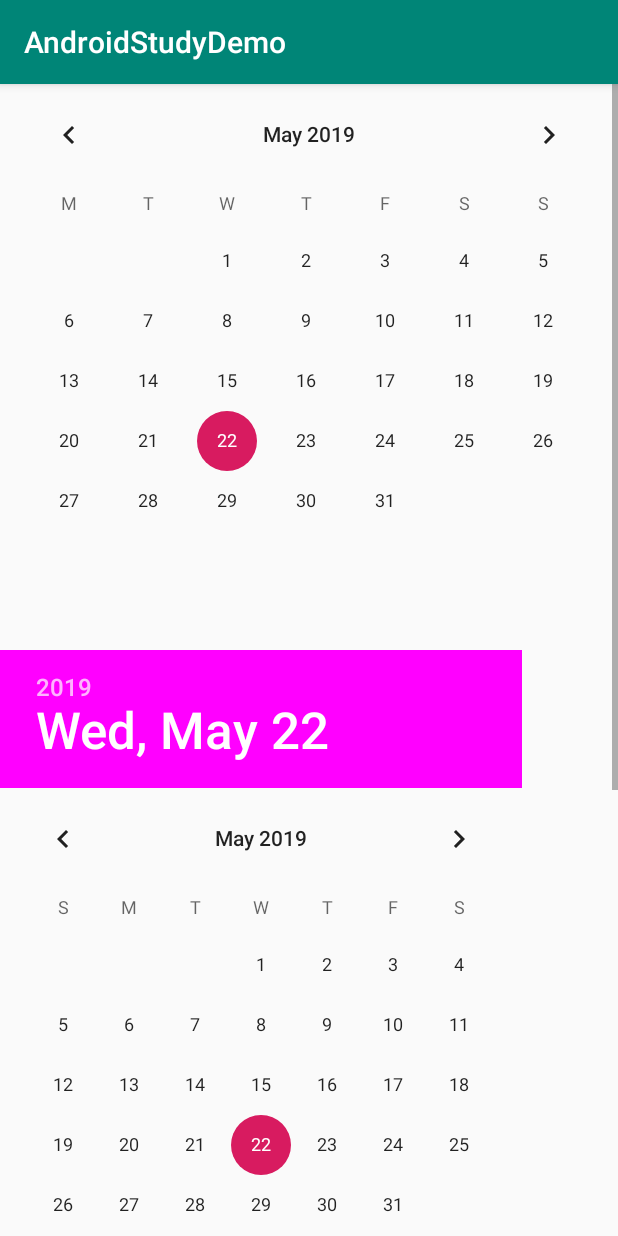
After one commit to LuckyCode1992/android_study_demo, an Android app: the Main5Activity screen opened directly, with no data from a screen before it, on a phone screen of 412 x 824 dp. The commit adds this screen. Run offline under Robolectric (Android 15) with nearby library versions, the phone set to English and light mode, and no system bars.

Commit message:
日历，时间相关控件

```diff
--- a/app/src/main/AndroidManifest.xml
+++ b/app/src/main/AndroidManifest.xml
@@ -9,6 +9,8 @@
             android:roundIcon="@mipmap/ic_launcher_round"
             android:supportsRtl="true"
             android:theme="@style/AppTheme">
+        <activity android:name=".calendarview.Main5Activity">
+        </activity>
         <activity android:name=".viewswitcher.Main4Activity">
         </activity>
         <activity android:name=".progressbar系列.Main3Activity">
--- a/app/src/main/java/com/justcode/hxl/androidstudydemo/MainActivity.kt
+++ b/app/src/main/java/com/justcode/hxl/androidstudydemo/MainActivity.kt
@@ -4,6 +4,7 @@ import android.content.Intent
 import android.support.v7.app.AppCompatActivity
 import android.os.Bundle
 import com.justcode.hxl.androidstudydemo.adapterviewfipper.Demo5Activity
+import com.justcode.hxl.androidstudydemo.calendarview.Main5Activity
 import com.justcode.hxl.androidstudydemo.ndkdemo.JNIActivity
 import com.justcode.hxl.androidstudydemo.progressbar系列.Main3Activity
 import com.justcode.hxl.androidstudydemo.stackview.Main2Activity
@@ -46,6 +47,9 @@ class MainActivity : AppCompatActivity() {
         btn_demo8.setOnClickListener {
             skip(Main4Activity::class.java)
         }
+        btn_demo9.setOnClickListener {
+            skip(Main5Activity::class.java)
+        }
 
 
 
--- /dev/null
+++ b/app/src/main/java/com/justcode/hxl/androidstudydemo/calendarview/Main5Activity.kt
@@ -0,0 +1,51 @@
+package com.justcode.hxl.androidstudydemo.calendarview
+
+import android.os.Build
+import android.support.v7.app.AppCompatActivity
+import android.os.Bundle
+import android.support.annotation.RequiresApi
+import android.widget.CalendarView
+import android.widget.DatePicker
+import android.widget.TimePicker
+import com.justcode.hxl.androidstudydemo.R
+import kotlinx.android.synthetic.main.activity_main5.*
+import java.util.*
+
+class Main5Activity : AppCompatActivity() {
+
+    @RequiresApi(Build.VERSION_CODES.O)
+    override fun onCreate(savedInstanceState: Bundle?) {
+        super.onCreate(savedInstanceState)
+        setContentView(R.layout.activity_main5)
+        calendar.setOnDateChangeListener(object : CalendarView.OnDateChangeListener {
+            override fun onSelectedDayChange(calendarView: CalendarView, year: Int, month: Int, dayofMonth: Int) {
+                tv_date.text = "${year}年${month}月${dayofMonth}日"
+            }
+
+        })
+        val c = Calendar.getInstance()
+        var year = c.get(Calendar.YEAR)
+        var month = c.get(Calendar.MONTH)
+        var day = c.get(Calendar.DAY_OF_MONTH)
+        var hour = c.get(Calendar.HOUR)
+        var min = c.get(Calendar.MINUTE)
+        datepicker.init(year, month, day) { view, year0, month0, day0 ->
+            year = year0
+            month = month0
+            day = day0
+        }
+        timepicker.setOnTimeChangedListener(object :TimePicker.OnTimeChangedListener{
+            override fun onTimeChanged(p0: TimePicker?, p1: Int, p2: Int) {
+                tv_timepicker.text = "${p1}-${p2}"
+            }
+
+        })
+
+
+        datepicker.setOnDateChangedListener(object : DatePicker.OnDateChangedListener {
+            override fun onDateChanged(p0: DatePicker?, p1: Int, p2: Int, p3: Int) {
+                tv_datepicker.text = "${p1}-${p2}-${p3}"
+            }
+        })
+    }
+}
--- a/app/src/main/res/layout/activity_main.xml
+++ b/app/src/main/res/layout/activity_main.xml
@@ -65,6 +65,11 @@
                     android:layout_height="wrap_content"
                     android:id="@+id/btn_demo8"
                     android:text="viewswitcher"/>
+            <Button
+                    android:layout_width="match_parent"
+                    android:layout_height="wrap_content"
+                    android:id="@+id/btn_demo9"
+                    android:text="calendarview"/>
 
 
             <Button
--- /dev/null
+++ b/app/src/main/res/layout/activity_main5.xml
@@ -0,0 +1,66 @@
+<?xml version="1.0" encoding="utf-8"?>
+<LinearLayout
+        xmlns:android="http://schemas.android.com/apk/res/android"
+        xmlns:tools="http://schemas.android.com/tools"
+        xmlns:app="http://schemas.android.com/apk/res-auto"
+        android:layout_width="match_parent"
+        android:layout_height="match_parent"
+        android:orientation="vertical"
+        tools:context=".calendarview.Main5Activity">
+
+    <ScrollView
+            android:layout_width="match_parent"
+            android:layout_height="match_parent">
+
+        <LinearLayout
+                android:orientation="vertical"
+                android:layout_width="match_parent"
+                android:layout_height="match_parent">
+            <!--设置周一是第一天-->
+            <CalendarView
+                    android:id="@+id/calendar"
+                    android:firstDayOfWeek="2"
+                    android:selectedWeekBackgroundColor="#aff"
+                    android:focusedMonthDateColor="#f00"
+                    android:weekSeparatorLineColor="#ff0"
+                    android:unfocusedMonthDateColor="#f9f"
+                    android:layout_width="match_parent"
+                    android:layout_height="wrap_content">
+
+            </CalendarView>
+
+            <TextView
+                    android:id="@+id/tv_date"
+                    android:layout_width="match_parent"
+                    android:layout_height="wrap_content"/>
+
+            <DatePicker
+                    android:layout_marginTop="20dp"
+                    android:id="@+id/datepicker"
+                    android:startYear="2000"
+                    android:endYear="2050"
+                    android:headerBackground="#f0f"
+                    android:calendarViewShown="true"
+                    android:spinnersShown="true"
+                    android:layout_width="match_parent"
+                    android:layout_height="wrap_content"/>
+            <TextView
+                    android:id="@+id/tv_datepicker"
+                    android:layout_width="match_parent"
+                    android:layout_height="wrap_content"/>
+            <TimePicker
+                    android:id="@+id/timepicker"
+                    android:layout_gravity="center_horizontal"
+                    android:layout_marginTop="20dp"
+                    android:layout_width="match_parent"
+                    android:layout_height="wrap_content"/>
+            <TextView
+                    android:id="@+id/tv_timepicker"
+                    android:layout_width="match_parent"
+                    android:layout_height="wrap_content"/>
+
+        </LinearLayout>
+    </ScrollView>
+
+
+</LinearLayout>
```
